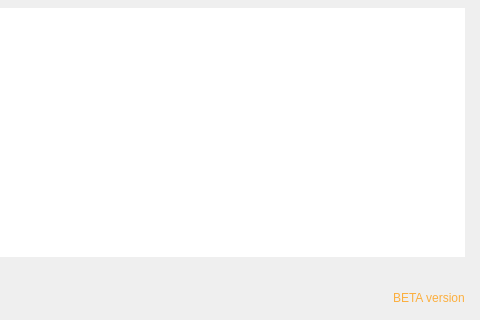
s4solutionsllc/Nexis, file shared/nexis/Pages/Search/search_page.ui: the form before one commit; both pictures show x 284 to 764 and y 276 to 596 of the 764 by 596 pixel window.
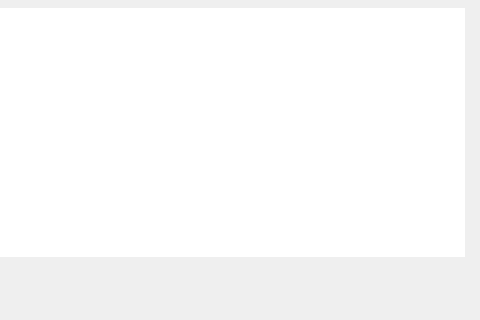
The form after the commit. Icons and pictures are not drawn.

Commit message:
fix(search): fix blank search button icon and remove BETA label (BUG-58, BUG-59)
Button icon path referenced search.png but the resource is search.svg.
Removed leftover "BETA version" label from upstream Stacer.

What changed in the file:
```diff
--- a/shared/nexis/Pages/Search/search_page.ui
+++ b/shared/nexis/Pages/Search/search_page.ui
@@ -678,28 +678,6 @@
      </property>
     </widget>
    </item>
-   <item row="9" column="1" alignment="Qt::AlignRight">
-    <widget class="QLabel" name="lblBetaInfo">
-     <property name="styleSheet">
-      <string notr="true">color: rgb(252, 175, 62);</string>
-     </property>
-     <property name="lineWidth">
-      <number>0</number>
-     </property>
-     <property name="text">
-      <string>BETA version</string>
-     </property>
-     <property name="textFormat">
-      <enum>Qt::PlainText</enum>
-     </property>
-     <property name="scaledContents">
-      <bool>true</bool>
-     </property>
-     <property name="wordWrap">
-      <bool>false</bool>
-     </property>
-    </widget>
-   </item>
   </layout>
  </widget>
  <resources>
```
Left out of the diff: 2 changed lines with no effect on the pictures. The commit also changes 1 other file.
